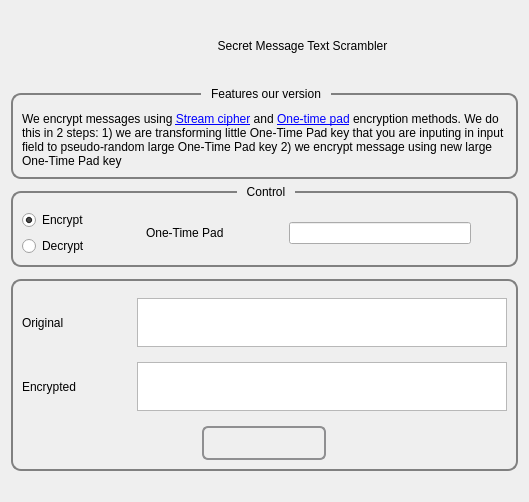
The window that messagescramblerwgt.ui (Bloc10FinTech/blockpad) describes before a commit, drawn with Qt 5.
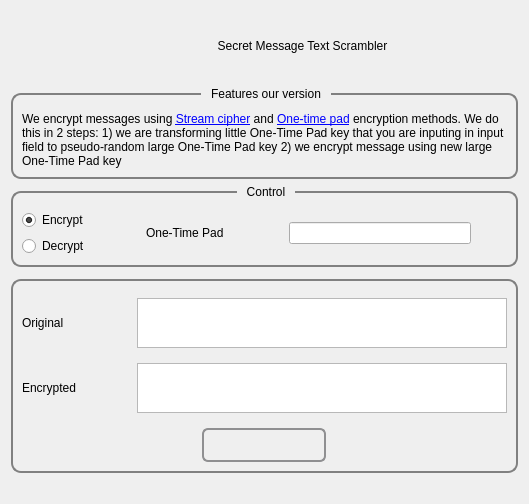
The same window after the commit. Icons and pictures are not drawn.

The edit to the form file:
```diff
--- a/messagescramblerwgt.ui
+++ b/messagescramblerwgt.ui
@@ -7,7 +7,7 @@
     <x>0</x>
     <y>0</y>
     <width>529</width>
-    <height>485</height>
+    <height>504</height>
    </rect>
   </property>
   <property name="windowTitle">
```
Left out of the diff: 1 changed line with no effect on the pictures.
